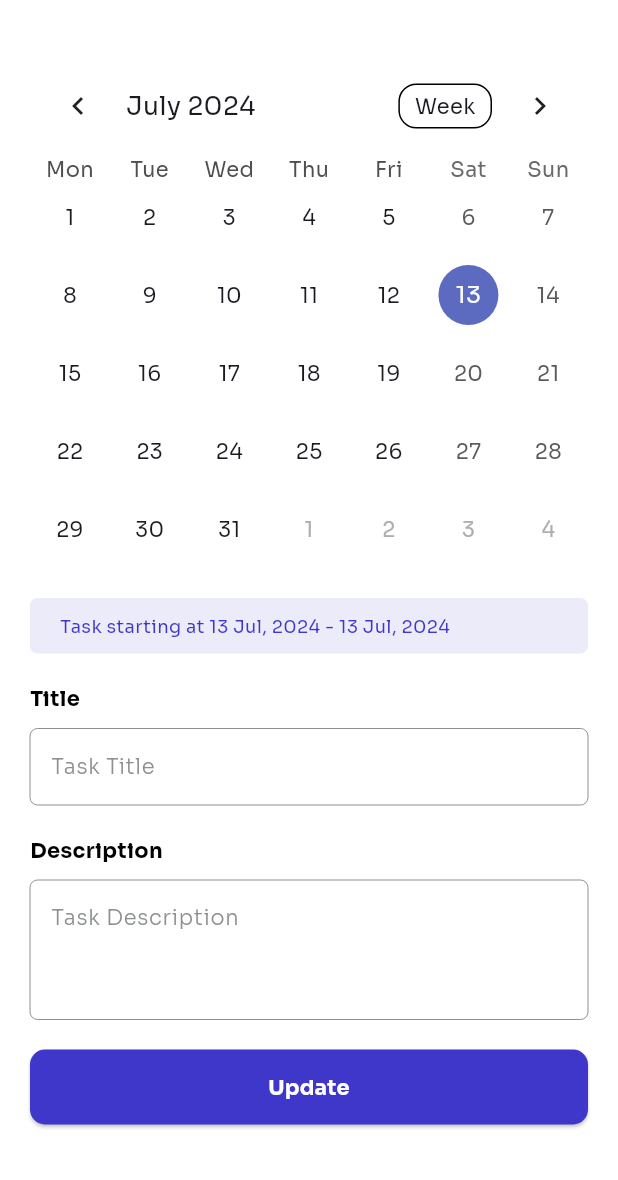
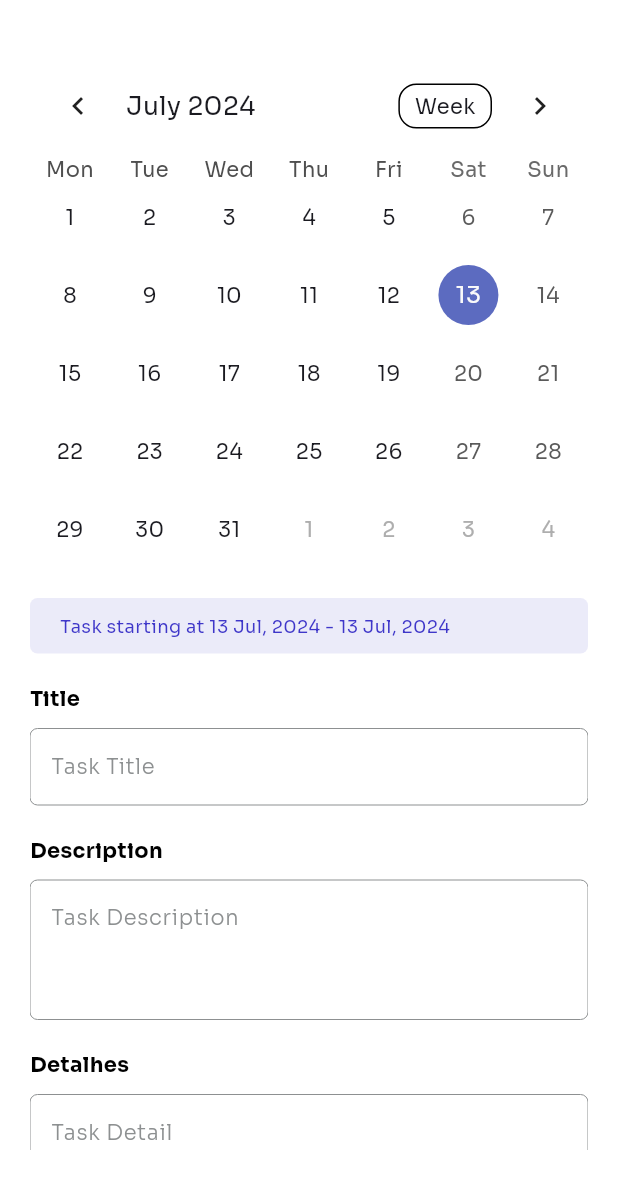
Before and after one commit to fernandaferrari/avaliacao02_flutter, a Flutter app: the UpdateTaskScreen screen opened directly with empty values, on a phone screen of 412 x 824 dp, the part 56-1236 px from its top. Run offline on Flutter 3.47's test engine with Material 3 defaults, Android fonts, the phone set to English and light mode, and no system bars; drawn by our look-alikes of table_calendar; our stand-ins replace flutter_bloc, flutter_svg, shared_preferences; accounts and stored records are empty.

Commit message:
Novo campo na task

```diff
--- a/lib/tasks/data/local/model/task_model.dart
+++ b/lib/tasks/data/local/model/task_model.dart
@@ -2,6 +2,7 @@ class TaskModel {
   String id;
   String title;
   String description;
+  String detail;
   DateTime? startDateTime;
   DateTime? stopDateTime;
   bool completed;
@@ -12,6 +13,7 @@ class TaskModel {
     required this.description,
     required this.startDateTime,
     required this.stopDateTime,
+    required this.detail,
     this.completed = false,
   });
 
@@ -23,6 +25,7 @@ class TaskModel {
       'completed': completed,
       'startDateTime': startDateTime?.toIso8601String(),
       'stopDateTime': stopDateTime?.toIso8601String(),
+      'detail': detail
     };
   }
 
@@ -34,13 +37,13 @@ class TaskModel {
         completed: json['completed'],
         startDateTime: DateTime.parse(json['startDateTime']),
         stopDateTime: DateTime.parse(json['stopDateTime']),
-    );
+        detail: json['detail']);
   }
 
   @override
   String toString() {
     return 'TaskModel{id: $id, title: $title, description: $description, '
         'startDateTime: $startDateTime, stopDateTime: $stopDateTime, '
-        'completed: $completed}';
+        'completed: $completed}, detail: $detail';
   }
 }
--- a/lib/tasks/presentation/bloc/tasks_bloc.dart
+++ b/lib/tasks/presentation/bloc/tasks_bloc.dart
@@ -50,6 +50,9 @@ class TasksBloc extends Bloc<TasksEvent, TasksState> {
       if (event.taskModel.stopDateTime == null) {
         return emit(AddTaskFailure(error: 'Faltou a data de fim'));
       }
+      if (event.taskModel.detail.trim().isEmpty) {
+        return emit(AddTaskFailure(error: 'Faltou os detalhes'));
+      }
       await taskRepository.createNewTask(event.taskModel);
       emit(AddTasksSuccess());
       final tasks = await taskRepository.getTasks();
@@ -83,6 +86,9 @@ class TasksBloc extends Bloc<TasksEvent, TasksState> {
       if (event.taskModel.stopDateTime == null) {
         return emit(UpdateTaskFailure(error: 'Faltou a data de fim'));
       }
+      if (event.taskModel.detail.trim().isEmpty) {
+        return emit(AddTaskFailure(error: 'Faltou os detalhes'));
+      }
       emit(TasksLoading());
       final tasks = await taskRepository.updateTask(event.taskModel);
       emit(UpdateTaskSuccess());
--- a/lib/tasks/presentation/pages/new_task_screen.dart
+++ b/lib/tasks/presentation/pages/new_task_screen.dart
@@ -24,6 +24,7 @@ class NewTaskScreen extends StatefulWidget {
 class _NewTaskScreenState extends State<NewTaskScreen> {
   TextEditingController title = TextEditingController();
   TextEditingController description = TextEditingController();
+  TextEditingController detail = TextEditingController();
 
   CalendarFormat _calendarFormat = CalendarFormat.month;
   DateTime _focusedDay = DateTime.now();
@@ -156,6 +157,25 @@ class _NewTaskScreenState extends State<NewTaskScreen> {
                               inputType: TextInputType.multiline,
                               fillColor: kWhiteColor,
                               onChange: (value) {}),
+                          const SizedBox(
+                            height: 20,
+                          ),
+                          buildText(
+                              'Detalhes',
+                              kBlackColor,
+                              textMedium,
+                              FontWeight.bold,
+                              TextAlign.start,
+                              TextOverflow.clip),
+                          const SizedBox(
+                            height: 10,
+                          ),
+                          BuildTextField(
+                              hint: "Detalhes",
+                              controller: detail,
+                              inputType: TextInputType.multiline,
+                              fillColor: kWhiteColor,
+                              onChange: (value) {}),
                           const SizedBox(height: 20),
                           Row(
                             children: [
@@ -218,6 +238,7 @@ class _NewTaskScreenState extends State<NewTaskScreen> {
                                           id: taskId,
                                           title: title.text,
                                           description: description.text,
+                                          detail: detail.text,
                                           startDateTime: _rangeStart,
                                           stopDateTime: _rangeEnd);
                                       context.read<TasksBloc>().add(
--- a/lib/tasks/presentation/pages/update_task_screen.dart
+++ b/lib/tasks/presentation/pages/update_task_screen.dart
@@ -26,6 +26,7 @@ class UpdateTaskScreen extends StatefulWidget {
 class _UpdateTaskScreenState extends State<UpdateTaskScreen> {
   TextEditingController title = TextEditingController();
   TextEditingController description = TextEditingController();
+  TextEditingController detail = TextEditingController();
 
   CalendarFormat _calendarFormat = CalendarFormat.month;
   DateTime _focusedDay = DateTime.now();
@@ -170,6 +171,22 @@ class _UpdateTaskScreenState extends State<UpdateTaskScreen> {
                               fillColor: kWhiteColor,
                               onChange: (value) {}),
                           const SizedBox(height: 20),
+                          buildText(
+                              'Detalhes',
+                              kBlackColor,
+                              textMedium,
+                              FontWeight.bold,
+                              TextAlign.start,
+                              TextOverflow.clip),
+                          const SizedBox(
+                            height: 10,
+                          ),
+                          BuildTextField(
+                              hint: "Task Detail",
+                              controller: detail,
+                              inputType: TextInputType.multiline,
+                              fillColor: kWhiteColor,
+                              onChange: (value) {}),
                           SizedBox(
                             width: size.width,
                             child: ElevatedButton(
@@ -195,7 +212,8 @@ class _UpdateTaskScreenState extends State<UpdateTaskScreen> {
                                       description: description.text,
                                       completed: widget.taskModel.completed,
                                       startDateTime: _rangeStart,
-                                      stopDateTime: _rangeEnd);
+                                      stopDateTime: _rangeEnd,
+                                      detail: detail.text);
                                   context.read<TasksBloc>().add(
                                       UpdateTaskEvent(taskModel: taskModel));
                                 },
--- a/lib/tasks/presentation/widget/task_item_view.dart
+++ b/lib/tasks/presentation/widget/task_item_view.dart
@@ -37,7 +37,8 @@ class _TaskItemViewState extends State<TaskItemView> {
                       description: widget.taskModel.description,
                       completed: !widget.taskModel.completed,
                       startDateTime: widget.taskModel.startDateTime,
-                      stopDateTime: widget.taskModel.stopDateTime);
+                      stopDateTime: widget.taskModel.stopDateTime,
+                      detail: widget.taskModel.detail);
                   context
                       .read<TasksBloc>()
                       .add(UpdateTaskEvent(taskModel: taskModel));
```
Also changed, not shown: 1 other file. Lines whose indentation alone changed are shown as unchanged.
